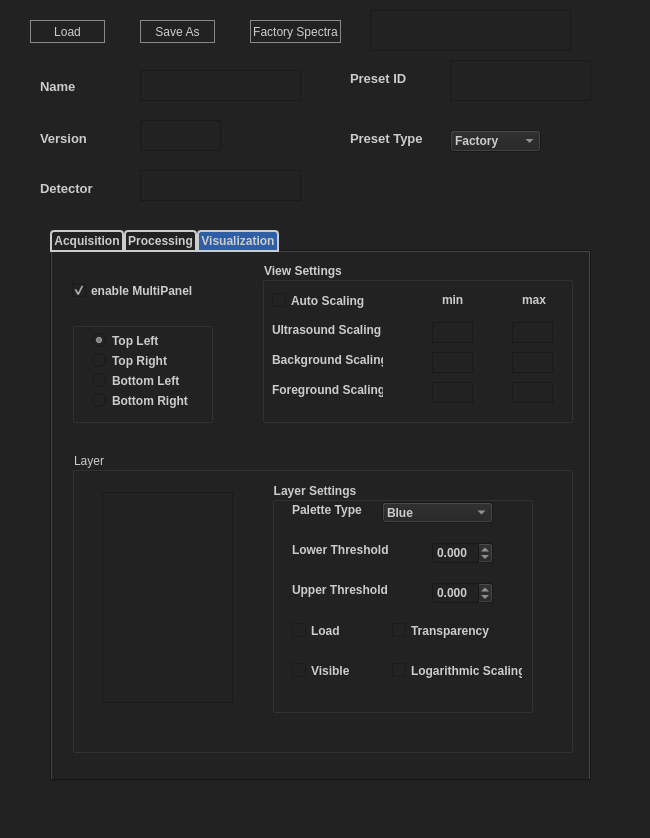
jaytreee/PresetEditor, file source/resources/preset_editor.ui: the form before one commit.
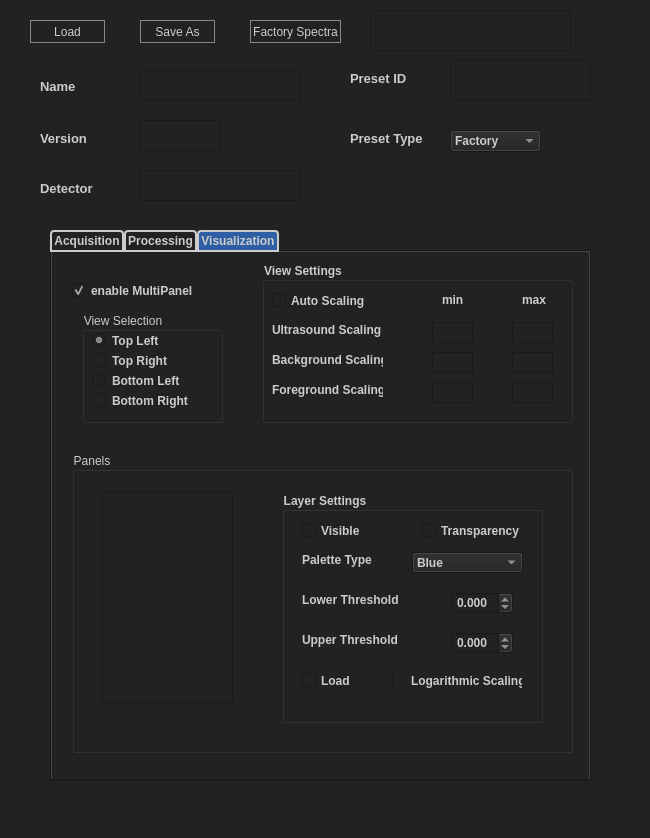
The form after the commit. The open tabs and pages were chosen to show the change.

Commit message: Preset Editor opens with LoadFile Dialog

Patch:
```diff
--- a/source/resources/preset_editor.ui
+++ b/source/resources/preset_editor.ui
@@ -228,7 +228,7 @@
        <rect>
         <x>350</x>
         <y>100</y>
-        <width>101</width>
+        <width>131</width>
         <height>17</height>
        </rect>
       </property>
@@ -250,7 +250,7 @@
        <rect>
         <x>350</x>
         <y>60</y>
-        <width>121</width>
+        <width>131</width>
         <height>17</height>
        </rect>
       </property>
@@ -681,20 +681,20 @@
      <widget class="QGroupBox" name="groupBox_3">
       <property name="geometry">
        <rect>
-        <x>20</x>
-        <y>70</y>
+        <x>30</x>
+        <y>60</y>
         <width>141</width>
-        <height>101</height>
+        <height>111</height>
        </rect>
       </property>
       <property name="title">
-       <string/>
+       <string>View Selection</string>
       </property>
       <widget class="QRadioButton" name="view1Button">
        <property name="geometry">
         <rect>
-         <x>20</x>
-         <y>10</y>
+         <x>10</x>
+         <y>20</y>
          <width>71</width>
          <height>17</height>
         </rect>
@@ -718,8 +718,8 @@
       <widget class="QRadioButton" name="view2Button">
        <property name="geometry">
         <rect>
-         <x>20</x>
-         <y>30</y>
+         <x>10</x>
+         <y>40</y>
          <width>91</width>
          <height>17</height>
         </rect>
@@ -740,8 +740,8 @@
       <widget class="QRadioButton" name="view3Button">
        <property name="geometry">
         <rect>
-         <x>20</x>
-         <y>50</y>
+         <x>10</x>
+         <y>60</y>
          <width>101</width>
          <height>17</height>
         </rect>
@@ -762,8 +762,8 @@
       <widget class="QRadioButton" name="view4Button">
        <property name="geometry">
         <rect>
-         <x>20</x>
-         <y>70</y>
+         <x>10</x>
+         <y>80</y>
          <width>111</width>
          <height>17</height>
         </rect>
@@ -1061,13 +1061,13 @@
        </rect>
       </property>
       <property name="title">
-       <string>Layer</string>
+       <string>Panels</string>
       </property>
       <widget class="QGroupBox" name="groupBox_2">
        <property name="geometry">
         <rect>
-         <x>200</x>
-         <y>30</y>
+         <x>210</x>
+         <y>40</y>
          <width>261</width>
          <height>231</height>
         </rect>
@@ -1081,49 +1081,11 @@
        <property name="title">
         <string>Layer Settings</string>
        </property>
-       <widget class="QCheckBox" name="visibleCheck">
-        <property name="geometry">
-         <rect>
-          <x>20</x>
-          <y>180</y>
-          <width>70</width>
-          <height>17</height>
-         </rect>
-        </property>
-        <property name="font">
-         <font>
-          <weight>75</weight>
-          <bold>true</bold>
-         </font>
-        </property>
-        <property name="text">
-         <string>Visible</string>
-        </property>
-       </widget>
-       <widget class="QCheckBox" name="transparentCheck">
-        <property name="geometry">
-         <rect>
-          <x>120</x>
-          <y>140</y>
-          <width>111</width>
-          <height>17</height>
-         </rect>
-        </property>
-        <property name="font">
-         <font>
-          <weight>75</weight>
-          <bold>true</bold>
-         </font>
-        </property>
-        <property name="text">
-         <string>Transparency</string>
-        </property>
-       </widget>
        <widget class="QDoubleSpinBox" name="minBox">
         <property name="geometry">
          <rect>
-          <x>160</x>
-          <y>60</y>
+          <x>170</x>
+          <y>100</y>
           <width>61</width>
           <height>22</height>
          </rect>
@@ -1150,8 +1112,8 @@
        <widget class="QDoubleSpinBox" name="maxBox">
         <property name="geometry">
          <rect>
-          <x>160</x>
-          <y>100</y>
+          <x>170</x>
+          <y>140</y>
           <width>61</width>
           <height>22</height>
          </rect>
@@ -1182,7 +1144,7 @@
         <property name="geometry">
          <rect>
           <x>20</x>
-          <y>60</y>
+          <y>100</y>
           <width>111</width>
           <height>16</height>
          </rect>
@@ -1201,7 +1163,7 @@
         <property name="geometry">
          <rect>
           <x>20</x>
-          <y>100</y>
+          <y>140</y>
           <width>111</width>
           <height>16</height>
          </rect>
@@ -1219,8 +1181,8 @@
        <widget class="QComboBox" name="paletteType">
         <property name="geometry">
          <rect>
-          <x>110</x>
-          <y>20</y>
+          <x>130</x>
+          <y>60</y>
           <width>111</width>
           <height>21</height>
          </rect>
@@ -1321,7 +1283,7 @@
         <property name="geometry">
          <rect>
           <x>20</x>
-          <y>20</y>
+          <y>60</y>
           <width>81</width>
           <height>16</height>
          </rect>
@@ -1339,7 +1301,7 @@
        <widget class="QCheckBox" name="logarithmicScalingCheck">
         <property name="geometry">
          <rect>
-          <x>120</x>
+          <x>110</x>
           <y>180</y>
           <width>131</width>
           <height>17</height>
@@ -1359,7 +1321,7 @@
         <property name="geometry">
          <rect>
           <x>20</x>
-          <y>140</y>
+          <y>180</y>
           <width>70</width>
           <height>17</height>
          </rect>
@@ -1374,6 +1336,44 @@
          <string>Load</string>
         </property>
        </widget>
+       <widget class="QCheckBox" name="visibleCheck">
+        <property name="geometry">
+         <rect>
+          <x>20</x>
+          <y>30</y>
+          <width>70</width>
+          <height>17</height>
+         </rect>
+        </property>
+        <property name="font">
+         <font>
+          <weight>75</weight>
+          <bold>true</bold>
+         </font>
+        </property>
+        <property name="text">
+         <string>Visible</string>
+        </property>
+       </widget>
+       <widget class="QCheckBox" name="transparentCheck">
+        <property name="geometry">
+         <rect>
+          <x>140</x>
+          <y>30</y>
+          <width>111</width>
+          <height>17</height>
+         </rect>
+        </property>
+        <property name="font">
+         <font>
+          <weight>75</weight>
+          <bold>true</bold>
+         </font>
+        </property>
+        <property name="text">
+         <string>Transparency</string>
+        </property>
+       </widget>
       </widget>
       <widget class="QListWidget" name="viewSpectraList">
        <property name="geometry">
```
The commit also changes 2 other files.
